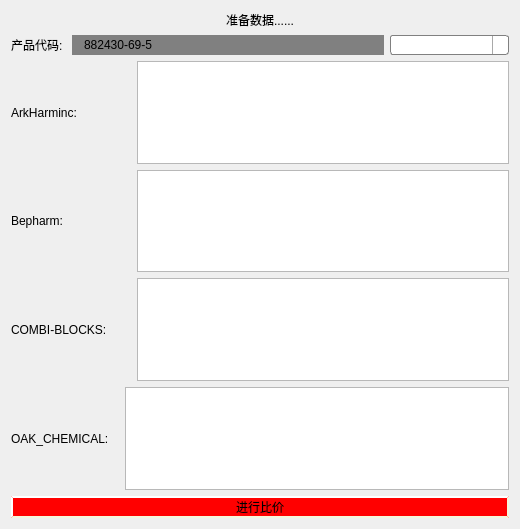
toby20130333/BiJiaSpider, file widget.ui: the form before one commit.
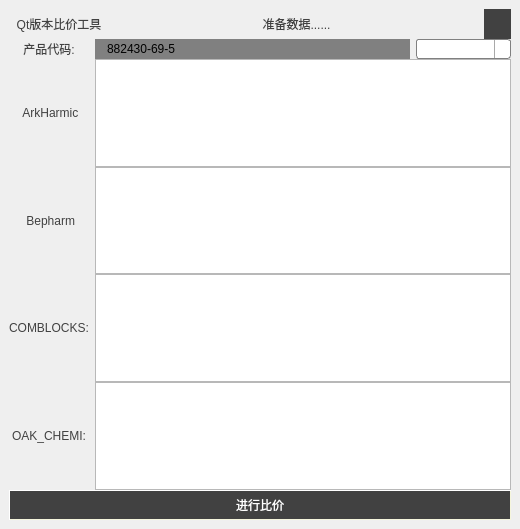
The form after the commit. Icons and pictures are not drawn.

Patch:
```diff
--- a/widget.ui
+++ b/widget.ui
@@ -22,10 +22,31 @@
     selection-background-color: darkgray;
 }
 QPushButton {
-    background-color: red;
+    background-color: #414141;
+    border-width: 1px;
     border-style: outset;
-    border-width: 2px;
     border-color: beige;
+    color:white;
+}
+#closeBtn{
+
+    border-style: outset;
+    border-width: 0px;
+    border-color: beige;
+	background-image: url(:/close_hover.png);
+}
+
+QPushButton:hover{
+    background-color: #404040;
+    border-width: 0px;
+    border-color: beige;
+    color:white;
+}
+#closeBtn:hover{
+    background-color: #404040;
+    border-style: outset;
+    border-width: 0px;
+	background-image: url(:/close_pressed.png);
 }
 QComboBox {
     border: 1px solid gray;
@@ -75,25 +96,106 @@
 QComboBox::down-arrow:on { /* shift the arrow when popup is open */
     top: 1px;
     left: 1px;
+}
+QLabel{
+   color:#414141;
 }</string>
   </property>
-  <layout class="QFormLayout" name="formLayout">
-   <item row="0" column="0" colspan="2">
-    <widget class="QLabel" name="label_5">
-     <property name="text">
-      <string>准备数据......</string>
+  <layout class="QGridLayout" name="gridLayout">
+   <property name="leftMargin">
+    <number>9</number>
+   </property>
+   <property name="topMargin">
+    <number>9</number>
+   </property>
+   <property name="rightMargin">
+    <number>9</number>
+   </property>
+   <property name="bottomMargin">
+    <number>9</number>
+   </property>
+   <property name="spacing">
+    <number>0</number>
+   </property>
+   <item row="0" column="0">
+    <layout class="QHBoxLayout" name="horizontalLayout_6">
+     <property name="spacing">
+      <number>0</number>
      </property>
-     <property name="alignment">
-      <set>Qt::AlignCenter</set>
-     </property>
-    </widget>
+     <item>
+      <widget class="QLabel" name="label_7">
+       <property name="maximumSize">
+        <size>
+         <width>100</width>
+         <height>16777215</height>
+        </size>
+       </property>
+       <property name="text">
+        <string>Qt版本比价工具</string>
+       </property>
+       <property name="alignment">
+        <set>Qt::AlignCenter</set>
+       </property>
+      </widget>
+     </item>
+     <item>
+      <widget class="QLabel" name="label_5">
+       <property name="minimumSize">
+        <size>
+         <width>0</width>
+         <height>30</height>
+        </size>
+       </property>
+       <property name="text">
+        <string>准备数据......</string>
+       </property>
+       <property name="alignment">
+        <set>Qt::AlignCenter</set>
+       </property>
+      </widget>
+     </item>
+     <item>
+      <widget class="QPushButton" name="closeBtn">
+       <property name="minimumSize">
+        <size>
+         <width>27</width>
+         <height>30</height>
+        </size>
+       </property>
+       <property name="maximumSize">
+        <size>
+         <width>27</width>
+         <height>30</height>
+        </size>
+       </property>
+       <property name="text">
+        <string/>
+       </property>
+      </widget>
+     </item>
+    </layout>
    </item>
-   <item row="1" column="0" colspan="2">
+   <item row="1" column="0">
     <layout class="QHBoxLayout" name="horizontalLayout_4">
      <item>
       <widget class="QLabel" name="label">
+       <property name="minimumSize">
+        <size>
+         <width>80</width>
+         <height>0</height>
+        </size>
+       </property>
+       <property name="maximumSize">
+        <size>
+         <width>80</width>
+         <height>16777215</height>
+        </size>
+       </property>
        <property name="text">
-        <string>产品代码: </string>
+        <string>产品代码:</string>
+       </property>
+       <property name="alignment">
+        <set>Qt::AlignCenter</set>
        </property>
       </widget>
      </item>
@@ -108,7 +210,7 @@
       <widget class="QComboBox" name="comboBox">
        <property name="minimumSize">
         <size>
-         <width>119</width>
+         <width>95</width>
          <height>0</height>
         </size>
        </property>
@@ -116,24 +218,27 @@
      </item>
     </layout>
    </item>
-   <item row="2" column="0" colspan="2">
+   <item row="2" column="0">
     <layout class="QHBoxLayout" name="horizontalLayout_3">
      <item>
       <widget class="QLabel" name="label_2">
        <property name="minimumSize">
         <size>
-         <width>120</width>
+         <width>80</width>
          <height>0</height>
         </size>
        </property>
        <property name="maximumSize">
         <size>
-         <width>120</width>
+         <width>80</width>
          <height>16777215</height>
         </size>
        </property>
        <property name="text">
-        <string>ArkHarminc:  </string>
+        <string> ArkHarmic</string>
+       </property>
+       <property name="alignment">
+        <set>Qt::AlignCenter</set>
        </property>
       </widget>
      </item>
@@ -142,24 +247,27 @@
      </item>
     </layout>
    </item>
-   <item row="3" column="0" colspan="2">
+   <item row="3" column="0">
     <layout class="QHBoxLayout" name="horizontalLayout_2">
      <item>
       <widget class="QLabel" name="label_3">
        <property name="minimumSize">
         <size>
-         <width>120</width>
+         <width>80</width>
          <height>0</height>
         </size>
        </property>
        <property name="maximumSize">
         <size>
-         <width>120</width>
+         <width>80</width>
          <height>16777215</height>
         </size>
        </property>
        <property name="text">
-        <string>Bepharm:     </string>
+        <string> Bepharm</string>
+       </property>
+       <property name="alignment">
+        <set>Qt::AlignCenter</set>
        </property>
       </widget>
      </item>
@@ -168,24 +276,27 @@
      </item>
     </layout>
    </item>
-   <item row="5" column="0" colspan="2">
+   <item row="4" column="0">
     <layout class="QHBoxLayout" name="horizontalLayout">
      <item>
       <widget class="QLabel" name="label_4">
        <property name="minimumSize">
         <size>
-         <width>120</width>
+         <width>80</width>
          <height>0</height>
         </size>
        </property>
        <property name="maximumSize">
         <size>
-         <width>120</width>
+         <width>80</width>
          <height>16777215</height>
         </size>
        </property>
        <property name="text">
-        <string>COMBI-BLOCKS:</string>
+        <string>COMBLOCKS:</string>
+       </property>
+       <property name="alignment">
+        <set>Qt::AlignCenter</set>
        </property>
       </widget>
      </item>
@@ -194,12 +305,27 @@
      </item>
     </layout>
    </item>
-   <item row="6" column="0" colspan="2">
+   <item row="5" column="0">
     <layout class="QHBoxLayout" name="horizontalLayout_5">
      <item>
       <widget class="QLabel" name="label_6">
+       <property name="minimumSize">
+        <size>
+         <width>80</width>
+         <height>0</height>
+        </size>
+       </property>
+       <property name="maximumSize">
+        <size>
+         <width>80</width>
+         <height>16777215</height>
+        </size>
+       </property>
        <property name="text">
-        <string>OAK_CHEMICAL:   </string>
+        <string>OAK_CHEMI:</string>
+       </property>
+       <property name="alignment">
+        <set>Qt::AlignCenter</set>
        </property>
       </widget>
      </item>
@@ -208,8 +334,20 @@
      </item>
     </layout>
    </item>
-   <item row="7" column="0" colspan="2">
+   <item row="6" column="0">
     <widget class="QPushButton" name="pushButton">
+     <property name="minimumSize">
+      <size>
+       <width>0</width>
+       <height>30</height>
+      </size>
+     </property>
+     <property name="maximumSize">
+      <size>
+       <width>16777215</width>
+       <height>30</height>
+      </size>
+     </property>
      <property name="text">
       <string>进行比价</string>
      </property>
```
